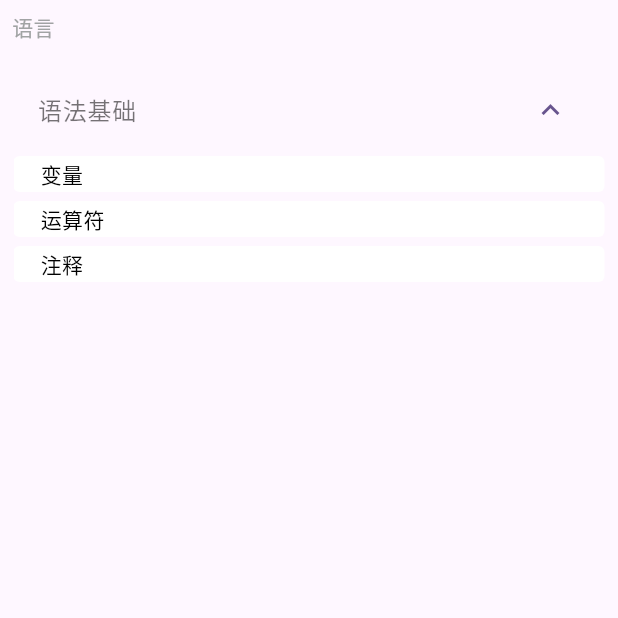
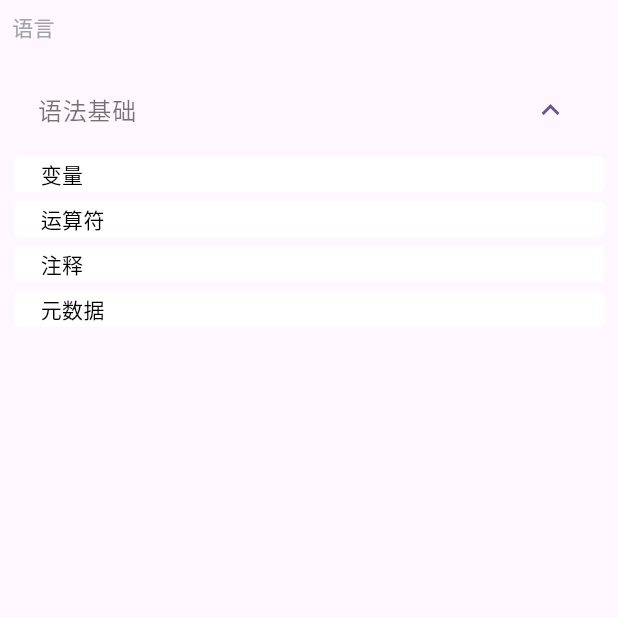
Before and after one commit to DivvSpace/flutter_tutor, a Flutter app: the screen it shows after launch, on a phone screen of 412 x 824 dp, the top half of it. Run offline on Flutter 3.47's test engine with Material 3 defaults, Android fonts, the phone set to English and light mode, and no system bars; our stand-ins replace flutter_markdown; missing offline and left inert: flutter_highlighter, markdown.

Commit message:
add metadata

```diff
--- a/flutter_tutor/assets/menu_list.json
+++ b/flutter_tutor/assets/menu_list.json
@@ -16,6 +16,10 @@
                     {
                         "title": "注释",
                         "mdName": "comments.md"
+                    },
+                    {
+                        "title": "元数据",
+                        "mdName": "metadata.md"
                     }
                 ]
             }
--- a/flutter_tutor/lib/main.dart
+++ b/flutter_tutor/lib/main.dart
@@ -1,13 +1,7 @@
 import 'dart:io';
-
 import 'package:flutter/material.dart';
-import 'package:flutter_markdown/flutter_markdown.dart';
 import 'package:flutter_tutor/mac_main_page.dart';
-import 'package:flutter_tutor/pages/main_list.dart';
-import 'package:flutter_tutor/pages/markdown_content.dart';
 import 'package:flutter_tutor/phone_main_page.dart';
-import 'package:flutter_tutor/providers/content_provider.dart';
-import 'package:provider/provider.dart';
 
 void main() {
   runApp(const MyApp());
--- a/flutter_tutor/lib/phone_main_page.dart
+++ b/flutter_tutor/lib/phone_main_page.dart
@@ -1,7 +1,5 @@
 import 'package:flutter/material.dart';
 import 'package:flutter_tutor/pages/main_list.dart';
-import 'package:flutter_tutor/providers/content_provider.dart';
-import 'package:provider/provider.dart';
 
 class PhoneMainPage extends StatefulWidget {
   const PhoneMainPage({super.key});
@@ -13,6 +11,6 @@ class PhoneMainPage extends StatefulWidget {
 class _PhoneMainPageState extends State<PhoneMainPage> {
   @override
   Widget build(BuildContext context) {
-    return Scaffold(body: MainListViewWidget(),);
+    return const Scaffold(body: MainListViewWidget(),);
   }
 }
--- a/flutter_tutor/lib/utils/markdown/markdown_builder.dart
+++ b/flutter_tutor/lib/utils/markdown/markdown_builder.dart
@@ -1,9 +1,6 @@
 import 'package:flutter/material.dart';
 import 'package:flutter_highlighter/flutter_highlighter.dart';
 import 'package:flutter_highlighter/themes/atelier-cave-dark.dart';
-import 'package:flutter_highlighter/themes/github-gist.dart';
-import 'package:flutter_highlighter/themes/github.dart';
-import 'package:flutter_highlighter/themes/vs.dart';
 import 'package:flutter_markdown/flutter_markdown.dart';
 import 'package:markdown/markdown.dart' as md;
 
```
Also changed, not shown: 4 other files.
